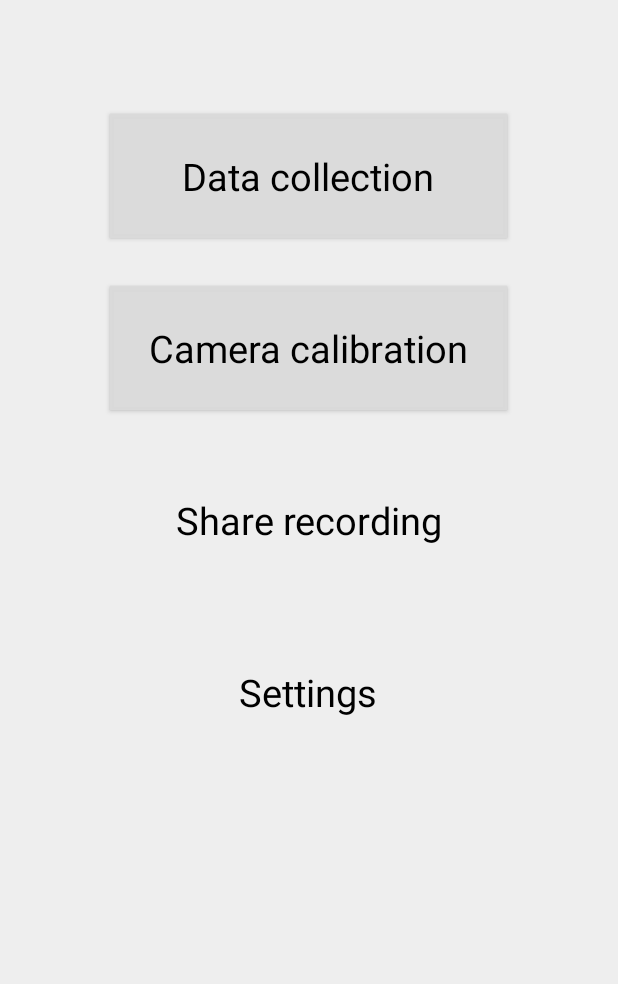
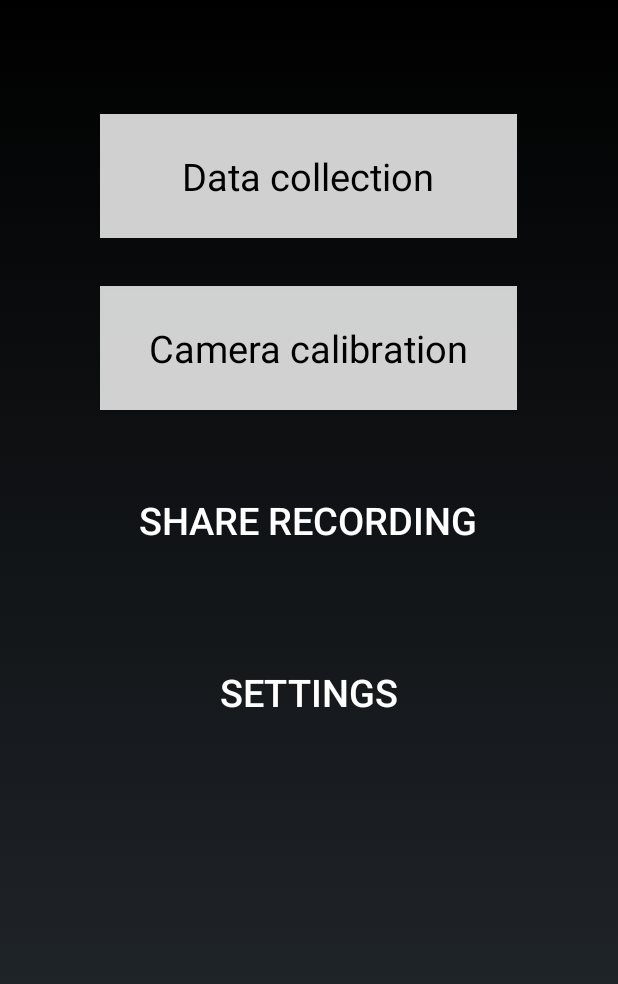
Before and after one commit to AaltoML/android-viotester, an Android app: the screen it shows after launch (MainActivity), on a phone screen of 412 x 824 dp. Shown: the top 984 px of the screen. Run offline under Robolectric (Android 15) with nearby library versions, the phone set to English and light mode, and no system bars; 1 statement that could not run was skipped.

Commit message:
Switched to dark theme. Added demo flavor that has most settings hidden.

```diff
--- a/app/src/main/java/org/example/viotester/MainActivity.java
+++ b/app/src/main/java/org/example/viotester/MainActivity.java
@@ -6,6 +6,8 @@ import android.os.Bundle;
 import android.util.Log;
 import android.view.View;
 import android.widget.Button;
+
+import androidx.appcompat.app.AppCompatDelegate;
 
 import org.example.viotester.ext_ar.TrackingProvider;
 import org.example.viotester.modules.CalibrationActivity;
@@ -31,6 +33,8 @@ public class MainActivity extends Activity {
         super.onCreate(savedInstanceState);
         new AssetCopier(this); // copies stuff and saves paths to SharedPreferences
 
+        AppCompatDelegate.setDefaultNightMode(AppCompatDelegate.MODE_NIGHT_YES);
+
         setContentView(R.layout.activity_main);
 
         for (int i = 0; i < TrackingProvider.ACTIVITY_CLASSES.length; ++i) {
@@ -53,6 +57,16 @@ public class MainActivity extends Activity {
         findViewById(R.id.btn_calibration).setOnClickListener(goToActivity(CalibrationActivity.class));
         findViewById(R.id.btn_share).setOnClickListener(goToActivity(ShareListActivity.class));
         findViewById(R.id.btn_settings).setOnClickListener(goToActivity(SettingsActivity.class));
+
+        if (BuildConfig.DEMO_MODE) {
+            enableDemoMode();
+        }
+    }
+
+    private void enableDemoMode() {
+        findViewById(R.id.btn_share).setVisibility(View.GONE);
+        findViewById(R.id.btn_data_collection).setVisibility(View.GONE);
+        findViewById(R.id.btn_calibration).setVisibility(View.GONE);
     }
 
     @Override
--- a/app/src/main/res/layout/activity_main.xml
+++ b/app/src/main/res/layout/activity_main.xml
@@ -2,8 +2,7 @@
     xmlns:tools="http://schemas.android.com/tools"
     android:layout_width="match_parent"
     android:layout_height="match_parent"
-    tools:context=".MainActivity"
-    android:background="#eeeeee">
+    tools:context=".MainActivity">
 
     <LinearLayout
         android:layout_gravity="center_horizontal"
@@ -73,7 +72,7 @@
             android:textSize="25sp"
             android:padding="30dp"
             android:layout_marginTop="20dp"
-            style="@style/Widget.AppCompat.Button.Borderless"/>
+            style="@style/TextButton"/>
 
         <Button
             android:id="@+id/btn_settings"
@@ -83,7 +82,7 @@
             android:textSize="25sp"
             android:padding="30dp"
             android:layout_marginTop="20dp"
-            style="@style/Widget.AppCompat.Button.Borderless"/>
+            style="@style/TextButton"/>
     </LinearLayout>
 
 </ScrollView>
--- a/app/src/main/res/values/styles.xml
+++ b/app/src/main/res/values/styles.xml
@@ -1,7 +1,11 @@
 <resources>
-    <style name="AppTheme" parent="Theme.MaterialComponents.Light" />
+    <style name="AppTheme" parent="Theme.MaterialComponents.DayNight" />
     <style name="AppTheme.NoActionBar">
         <item name="windowActionBar">false</item>
         <item name="windowNoTitle">true</item>
     </style>
+    <style name="TextButton" parent="Widget.AppCompat.Button.Borderless.Colored">
+        <item name="android:textColor">#FFFFFF</item>
+        <item name="colorButtonNormal">#FFFFFF</item>
+    </style>
 </resources>
```
Also changed, not shown: app/build.gradle (+18 -2 lines), app/src/main/java/org/example/viotester/SettingsActivity.java (+27 -0 lines).
